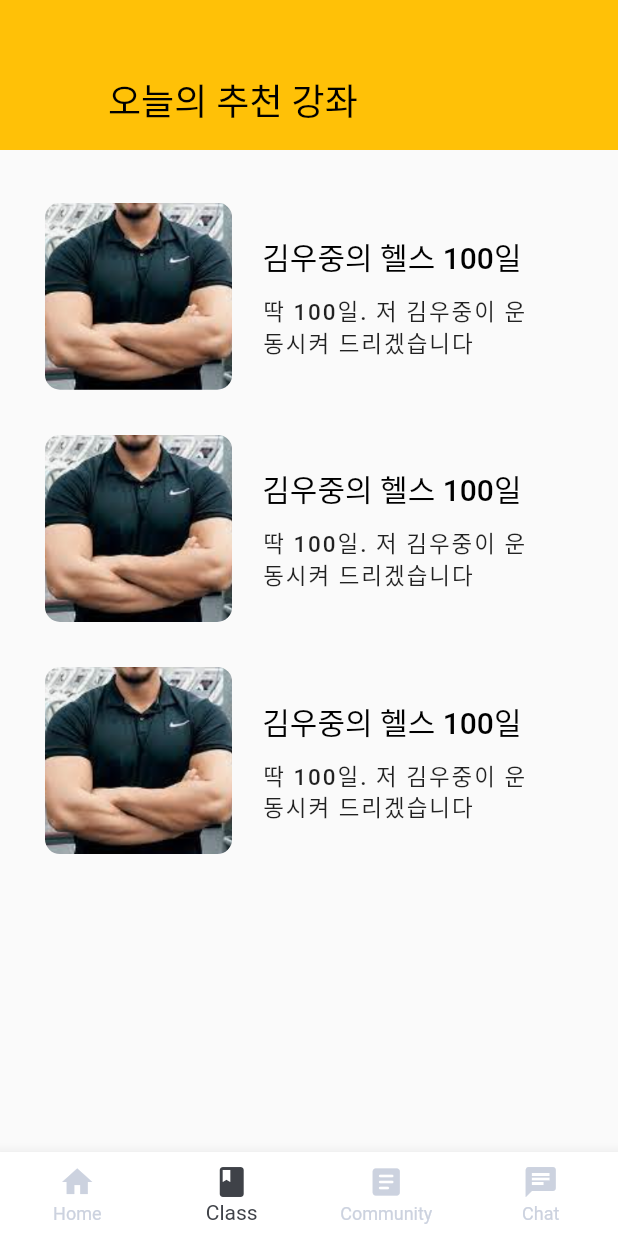
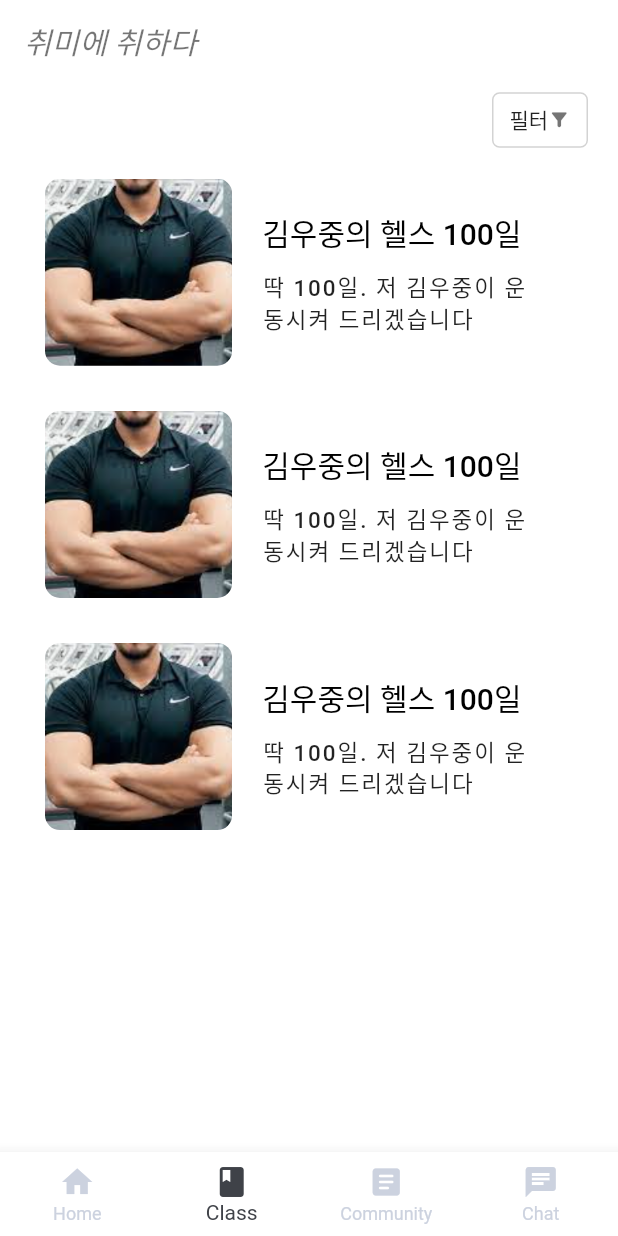
Before and after one commit to PoomAt-E/hobby-mate, a Flutter app: the screen it shows after launch, item 2 of the bottom bar chosen, on a phone screen of 412 x 824 dp. Run offline on Flutter 3.47's test engine with Material 2 defaults, Android fonts, the phone set to English and light mode, and no system bars; our stand-ins replace chat_bubbles, cloud_firestore, dio, file_picker, firebase_core, flutter_dotenv and 5 more; accounts and stored records are empty.

Commit message:
feat: 옵션(카테고리) 추가

```diff
--- a/lib/screen/class/class_list_ screen.dart
+++ b/lib/screen/class/class_list_ screen.dart
@@ -1,6 +1,6 @@
 import 'package:flutter/material.dart';
-import 'package:flutter/src/widgets/framework.dart';
-import 'package:flutter/src/widgets/placeholder.dart';
+import 'package:flutter_riverpod/flutter_riverpod.dart';
+import 'package:hobby_mate/widget/appbar.dart';
 import 'package:hobby_mate/widget/home/class_box.dart';
 
 class ClassListScreen extends StatefulWidget {
@@ -14,27 +14,99 @@ class _ClassListScreenState extends State<ClassListScreen> {
   @override
   Widget build(BuildContext context) {
     return Scaffold(
-        body: CustomScrollView(slivers: [
-      SliverAppBar(
+        appBar: const MainAppbar(),
         backgroundColor: Colors.white,
-        expandedHeight: 100,
-        flexibleSpace: FlexibleSpaceBar(
-          title: Text('오늘의 추천 강좌',
-              style: TextStyle(color: Colors.black, fontSize: 16)),
-          background: Container(
-            color: Colors.amber,
-          ),
-        ),
-      ),
-      SliverFillRemaining(
-          child: Container(
-              padding: EdgeInsets.symmetric(horizontal: 20, vertical: 20),
-              child: Flex(direction: Axis.vertical, children: [
-                Expanded(
-                    child: Column(
-                        children:
-                            [1, 2, 3].map((e) => ClassBoxWidget()).toList()))
-              ])))
-    ]));
+        body: Container(
+            padding: const EdgeInsets.symmetric(horizontal: 20),
+            child:
+                Column(crossAxisAlignment: CrossAxisAlignment.end, children: [
+              optionButton(),
+              Expanded(
+                  child: Column(
+                      children: [1, 2, 3]
+                          .map((e) => const ClassBoxWidget())
+                          .toList()))
+            ])));
+  }
+
+  Widget optionButton() {
+    return TextButton(
+        style: TextButton.styleFrom(
+            backgroundColor: Colors.white,
+            shape: RoundedRectangleBorder(
+                side: const BorderSide(
+                    color: Color.fromARGB(44, 0, 0, 0), width: 1),
+                borderRadius: BorderRadius.circular(5.0))),
+        onPressed: () => optionSheet(),
+        child: Row(mainAxisSize: MainAxisSize.min, children: const [
+          Text('필터', style: TextStyle(color: Colors.black87)),
+          Icon(
+            Icons.filter_alt_rounded,
+            color: Colors.black54,
+            size: 15,
+          )
+        ]));
+  }
+
+  void optionSheet() {
+    Future<void> a = showModalBottomSheet<void>(
+        context: context,
+        isScrollControlled: true,
+        shape: const RoundedRectangleBorder(
+            borderRadius: BorderRadius.only(
+                topLeft: Radius.circular(15.0),
+                topRight: Radius.circular(15.0))),
+        builder: (BuildContext context) => const OptionBottomSheet());
   }
 }
+
+class OptionBottomSheet extends ConsumerWidget {
+  const OptionBottomSheet({super.key});
+
+  @override
+  Widget build(BuildContext context, WidgetRef ref) {
+    final list = ['전체보기', 'Music', 'Movie', 'Game', 'Book', 'Sport', 'Etc'];
+    return SizedBox(
+        height: MediaQuery.of(context).size.height * 0.6,
+        child: ListView.builder(
+            shrinkWrap: true,
+            itemCount: list.length,
+            padding: const EdgeInsets.symmetric(vertical: 20, horizontal: 30),
+            itemBuilder: (context, index) {
+              return InkWell(
+                  onTap: () {
+                    // ref
+                    //     .read(counselorListProvider.notifier)
+                    //     .addOption('type', list[index]);
+
+                    Navigator.pop(context);
+                  },
+                  child: Container(
+                      margin: index != 0
+                          ? const EdgeInsets.symmetric(vertical: 20)
+                          : const EdgeInsets.symmetric(vertical: 15),
+                      child: Row(
+                        mainAxisAlignment: MainAxisAlignment.spaceBetween,
+                        mainAxisSize: MainAxisSize.max,
+                        children: [
+                          Text(
+                            list[index],
+                            style: index == 0
+                                ? TextStyle(
+                                    fontSize: 18,
+                                    fontWeight: FontWeight.w600,
+                                    color: Colors.red[600])
+                                : const TextStyle(
+                                    fontSize: 18,
+                                    fontWeight: FontWeight.w600,
+                                    color: Colors.black),
+                          ),
+                          const Icon(
+                            Icons.arrow_forward_ios,
+                            size: 15,
+                          ),
+                        ],
+                      )));
+            }));
+  }
+}
```
